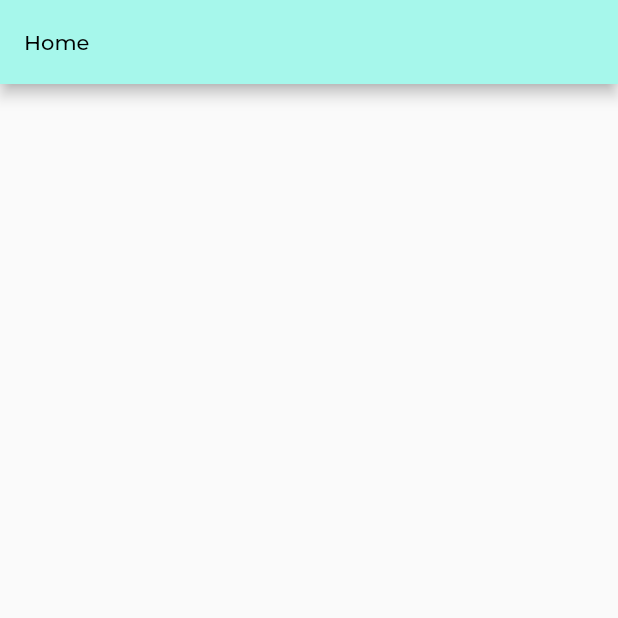
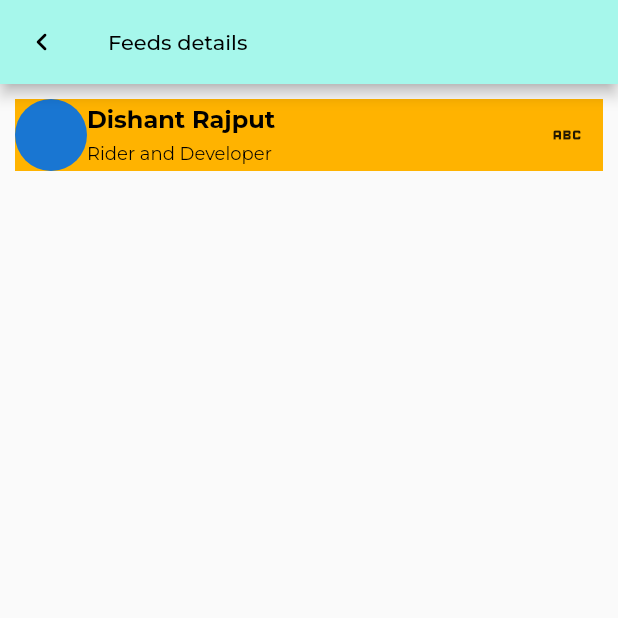
Before and after one commit to Dishant-20/shawl, a Flutter app: the FeedsDetailsScreen screen opened directly, on a phone screen of 412 x 824 dp, the top half of it. Run offline on Flutter 3.47's test engine with Material 2 defaults, Android fonts, the phone set to English and light mode, and no system bars; our stand-ins replace animated_notch_bottom_bar, firebase_auth, firebase_core, firebase_messaging, flutter_otp_text_field, google_fonts and 2 more; accounts and stored records are empty.

Commit message:
2-MARCH-2023=>8:38

```diff
--- a/lib/classes/home/feeds/feeds.dart
+++ b/lib/classes/home/feeds/feeds.dart
@@ -3,6 +3,7 @@ import 'dart:math' as math;
 import 'package:flutter/foundation.dart';
 import 'package:flutter/material.dart';
 import 'package:readmore/readmore.dart';
+import 'package:shawl/classes/home/feeds/feeds_details/feeds_details.dart';
 import 'package:shawl/headers/appbar/appbar.dart';
 import 'package:shawl/headers/utils/utils.dart';
 
@@ -21,7 +22,10 @@ class _FeedsScreenState extends State<FeedsScreen> {
   @override
   Widget build(BuildContext context) {
     return Scaffold(
-      appBar: AppBarScreen(),
+      appBar: AppBarScreen(
+        bool_back_hide: false,
+        str_navigation_title: 'Home',
+      ),
       body: Container(
         height: MediaQuery.of(context).size.height,
         decoration: const BoxDecoration(
@@ -113,6 +117,14 @@ class _FeedsScreenState extends State<FeedsScreen> {
                       if (kDebugMode) {
                         print('call hit');
                       }
+                      //
+                      Navigator.push(
+                        context,
+                        MaterialPageRoute(
+                          builder: (context) => const FeedsDetailsScreen(),
+                        ),
+                      );
+                      //
                     },
                     child: Container(
                       padding: const EdgeInsets.all(10),
--- a/lib/classes/home/feeds/feeds_details/feeds_details.dart
+++ b/lib/classes/home/feeds/feeds_details/feeds_details.dart
@@ -1,5 +1,7 @@
+import 'package:flutter/foundation.dart';
 import 'package:flutter/material.dart';
 import 'package:shawl/headers/appbar/appbar.dart';
+import 'package:shawl/headers/utils/utils.dart';
 
 class FeedsDetailsScreen extends StatefulWidget {
   const FeedsDetailsScreen({super.key});
@@ -12,7 +14,69 @@ class _FeedsDetailsScreenState extends State<FeedsDetailsScreen> {
   @override
   Widget build(BuildContext context) {
     return Scaffold(
-      appBar: AppBarScreen(),
+      appBar: AppBarScreen(
+        bool_back_hide: true,
+        str_navigation_title: 'Feeds details',
+      ),
+      body: Column(
+        children: [
+          Container(
+            margin: const EdgeInsets.all(10.0),
+            color: Colors.amber[600],
+            width: MediaQuery.of(context).size.width,
+            // height: 120,
+            child: Row(
+              children: <Widget>[
+                const CircleAvatar(
+                  radius: 24,
+                ),
+                //
+                Expanded(
+                  child: Container(
+                    // height: 40,
+                    color: Colors.transparent,
+                    child: Column(
+                      children: [
+                        Align(
+                          alignment: Alignment.bottomLeft,
+                          child: text_with_bold_style(
+                            'Dishant Rajput ',
+                            Colors.black,
+                            16.0,
+                          ),
+                        ),
+                        const SizedBox(
+                          height: 4,
+                        ),
+                        Align(
+                          alignment: Alignment.bottomLeft,
+                          child: text_with_regular_style(
+                            'Rider and Developer',
+                            Colors.black,
+                            12.0,
+                          ),
+                        ),
+                      ],
+                    ),
+                  ),
+                ),
+                //
+                IconButton(
+                  onPressed: () {
+                    if (kDebugMode) {
+                      print('icons');
+                    }
+                  },
+                  icon: const Icon(
+                    Icons.abc,
+                  ),
+                ),
+                //
+              ],
+            ),
+          ),
+        ],
+      ),
     );
   }
 }
--- a/lib/classes/home/home.dart
+++ b/lib/classes/home/home.dart
@@ -41,6 +41,23 @@ class _HomeScreenState extends State<HomeScreen> {
         return false;
       },
       child: Scaffold(
+        floatingActionButton: FloatingActionButton(
+          onPressed: () {
+            if (kDebugMode) {
+              print('clicked on floating button');
+            }
+          },
+          backgroundColor: const Color.fromRGBO(
+            166, //88,
+            247, //56,
+            235, //30,
+            1,
+          ),
+          child: const Icon(
+            Icons.edit_note_rounded,
+            color: Colors.black,
+          ),
+        ),
         body: PageView(
           controller: _pageController,
           physics: const NeverScrollableScrollPhysics(),
--- a/lib/headers/appbar/appbar.dart
+++ b/lib/headers/appbar/appbar.dart
@@ -1,3 +1,5 @@
+// ignore_for_file: non_constant_identifier_names
+
 import 'package:flutter/material.dart';
 import 'package:shawl/headers/utils/utils.dart';
 
@@ -5,23 +7,57 @@ class AppBarScreen extends StatelessWidget with PreferredSizeWidget {
   @override
   final Size preferredSize;
 
-  AppBarScreen({Key? key})
+  final bool bool_back_hide;
+  final String str_navigation_title;
+
+  AppBarScreen(
+      {Key? key,
+      required this.bool_back_hide,
+      required this.str_navigation_title})
       : preferredSize = const Size.fromHeight(56.0),
         super(key: key);
 
   @override
   Widget build(BuildContext context) {
-    return AppBar(
+    return (bool_back_hide == true)
+        ? AppBar(
             title: text_with_regular_style(
-        'Home',
+              str_navigation_title,
               Colors.black,
               14.0,
             ),
+            leading: IconButton(
+              icon: const Icon(
+                Icons.chevron_left_rounded,
+                color: Colors.black,
+              ),
+              onPressed: () => Navigator.of(context).pop(),
+            ),
+            automaticallyImplyLeading: bool_back_hide,
+            backgroundColor: const Color.fromRGBO(
+              // 108, //237, //106, //88,
+              // 216, //164, //72, //56,
+              // 238, //203, //52, //30,
+              // decided
+              166, //102,
+              247, //100,
+              235, //115,
+              1,
+            ),
+          )
+        : AppBar(
+            title: text_with_regular_style(
+              str_navigation_title,
+              Colors.black,
+              14.0,
+            ),
+
             // leading: IconButton(
             //   icon: const Icon(Icons.arrow_back_ios),
             //   onPressed: () => Navigator.of(context).pop(),
             // ),
-      automaticallyImplyLeading: false,
+
+            automaticallyImplyLeading: bool_back_hide,
             backgroundColor: const Color.fromRGBO(
               // 108, //237, //106, //88,
               // 216, //164, //72, //56,
```
Lines whose indentation alone changed are shown as unchanged.
